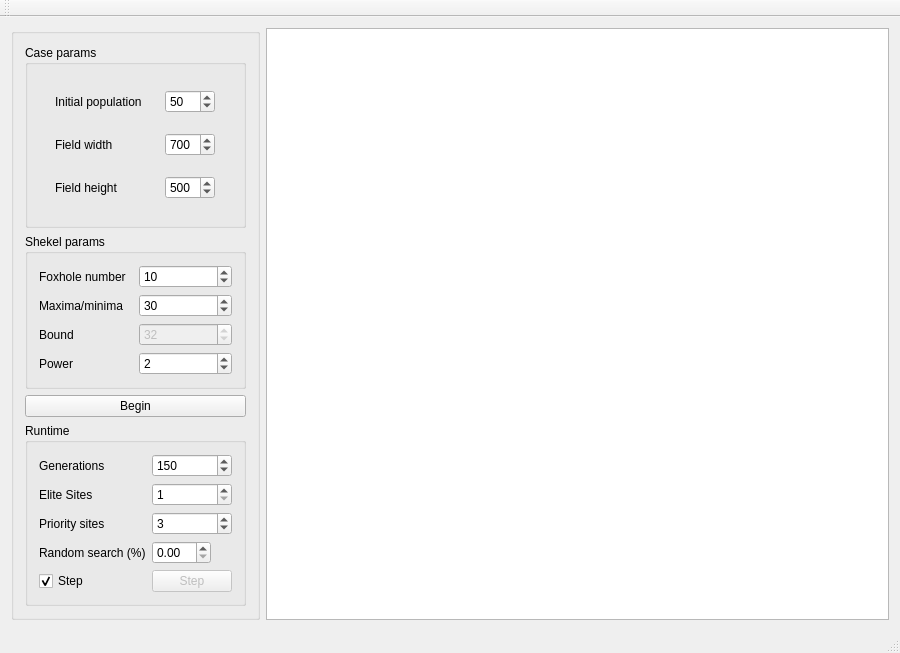
Old version of the form mainwindow.ui in the repository schibalt/bees.
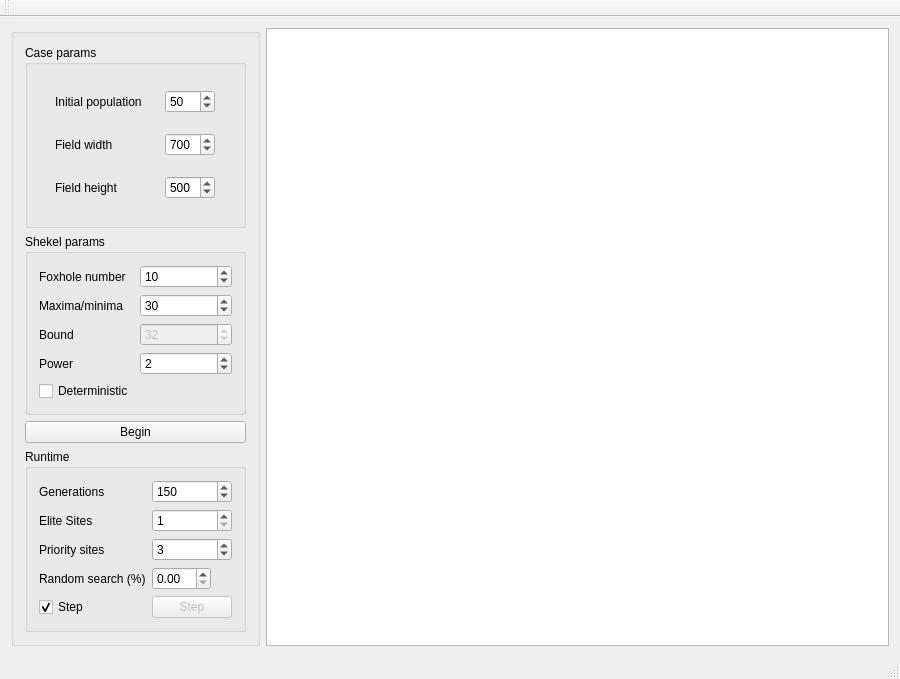
New version of the form.

The edit to the form file:
```diff
--- a/mainwindow.ui
+++ b/mainwindow.ui
@@ -337,6 +337,13 @@
             </property>
            </widget>
           </item>
+          <item row="4" column="0">
+           <widget class="QCheckBox" name="deterBox">
+            <property name="text">
+             <string>Deterministic</string>
+            </property>
+           </widget>
+          </item>
          </layout>
         </widget>
        </item>
```
Left out of the diff: 2 changed lines with no effect on the pictures.
